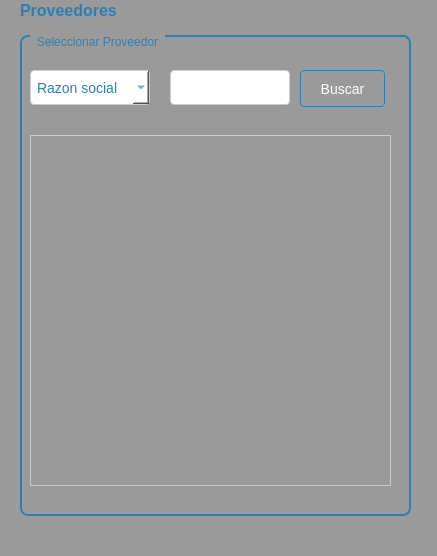
This is Sistema de ventas/ui/FrmBuscarProveedor.ui in CodeDrTech/DevelopPython as Qt 5 draws it before an edit. The edited form follows.
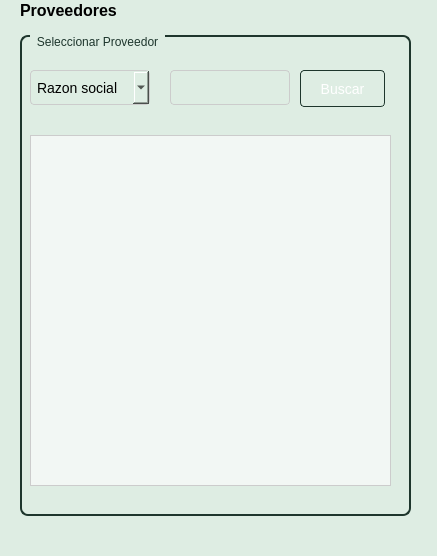
This is the edited form.

What changed in the file:
```diff
--- a/Sistema de ventas/ui/FrmBuscarProveedor.ui
+++ b/Sistema de ventas/ui/FrmBuscarProveedor.ui
@@ -17,8 +17,9 @@
    <string>MainWindow</string>
   </property>
   <property name="styleSheet">
-   <string notr="true">QWidget {
-    background-color: #9a9a9a;
+   <string notr="true">/* Estilos comunes para varios controles */
+QWidget {
+    background-color: #deede3;
 }</string>
   </property>
   <widget class="QWidget" name="centralwidget">
@@ -39,11 +40,11 @@
     </property>
     <property name="styleSheet">
      <string notr="true">QWidget {
-    background-color: #9a9a9a;
+    background-color: var(--jade-50);
 }
 
 QLabel {
-    color: #2980b9;
+    color: var(--jade-500);
     font-size: 16px;
     font-weight: bold;
 }</string>
@@ -63,23 +64,21 @@
     </property>
     <property name="styleSheet">
      <string notr="true">QGroupBox {
-    border: 2px solid #2980b9;
+    border: 2px solid #1e362d;
     border-radius: 8px;
     padding: 10px;
-    background-color: #9a9a9a;
+    background-color: var(--jade-50);
 }
 
 QGroupBox:title {
-    color: #2980b9;
+    color: #1e362d;
     subcontrol-origin: margin;
     subcontrol-position: top left;
     left: 10px;
     padding-left: 5px;
     padding-right: 5px;
     border: none;
-}
-
-</string>
+}</string>
     </property>
     <property name="title">
      <string>Seleccionar Proveedor</string>
@@ -95,24 +94,26 @@
      </property>
      <property name="styleSheet">
       <string notr="true">QComboBox {
-    background-color: #ffffff;
+    background-color: #deede3;
     border: 1px solid #cccccc;
     padding: 6px;
     border-radius: 4px;
     font-size: 14px;
-    color: #2980b9;
 }
 
 QComboBox:hover {
     border: 1px solid #3498db;
 }
 
-QComboBox QAbstractItemView {
-    border: 1px solid #cccccc;
-    background-color: white;
-    selection-background-color: #3498db;
+QComboBox:focus {
+    border: 1px solid #689f84;
+    outline: none;
 }
-</string>
+
+QComboBox::placeholder {
+    color: #1e362d;
+    font-weight: bold;
+}</string>
      </property>
      <item>
       <property name="text">
@@ -137,9 +138,9 @@
      <property name="styleSheet">
       <string notr="true">QPushButton {
     background: qlineargradient(x1: 0, y1: 0, x2: 0, y2: 1,
-                                 stop: 0 #5DADE2, stop: 1 #2980b9);
+                                 stop: 0 #c0dacb, stop: 1 #1e362d);
     color: #ffffff;
-    border: 1px solid #2980b9;
+    border: 1px solid #1e362d;
     padding: 8px 16px;
     border-radius: 4px;
     font-size: 14px;
@@ -153,10 +154,9 @@
 
 QPushButton:pressed {
     background: qlineargradient(x1: 0, y1: 0, x2: 0, y2: 1,
-                                 stop: 0 #3C89B4, stop: 1 #1f618d);
-    border: 1px solid #1f618d;
-}
-</string>
+                                 stop: 0 #2a5242, stop: 1 #32624d);
+    border: 1px solid #32624d;
+}</string>
      </property>
      <property name="text">
       <string>Buscar</string>
@@ -175,34 +175,8 @@
       <string>&lt;html&gt;&lt;head/&gt;&lt;body&gt;&lt;p&gt;Inserte el dato para buscar&lt;/p&gt;&lt;/body&gt;&lt;/html&gt;</string>
      </property>
      <property name="styleSheet">
-      <string notr="true">QWidget {
-    background-color: #f2f2f2;
-}
-
-QPushButton {
-    background: qlineargradient(x1: 0, y1: 0, x2: 0, y2: 1,
-                                 stop: 0 #5DADE2, stop: 1 #2980b9);
-    color: #ffffff;
-    border: 1px solid #2980b9;
-    padding: 8px 16px;
-    border-radius: 4px;
-    font-size: 14px;
-}
-
-QPushButton:hover {
-    background: qlineargradient(x1: 0, y1: 0, x2: 0, y2: 1,
-                                 stop: 0 #4DA8DB, stop: 1 #2471a3);
-    border: 1px solid #2471a3;
-}
-
-QPushButton:pressed {
-    background: qlineargradient(x1: 0, y1: 0, x2: 0, y2: 1,
-                                 stop: 0 #3C89B4, stop: 1 #1f618d);
-    border: 1px solid #1f618d;
-}
-
-QLineEdit {
-    background-color: #ffffff;
+      <string notr="true">QLineEdit {
+    background-color: #deede3;
     border: 1px solid #cccccc;
     padding: 6px;
     border-radius: 4px;
@@ -218,31 +192,10 @@
     outline: none;
 }
 
-QWidget {
-    background-color: #f2f2f2;
-}
-
-QLabel {
-    color: #2980b9;
-    font-size: 16px;
-    font-weight: bold;
-}
-
-QLineEdit {
-    background-color: #ffffff;
-    border: 1px solid #cccccc;
-    padding: 6px;
-    border-radius: 4px;
-    font-size: 14px;
-    color: #2980b9;
-}
-
 QLineEdit::placeholder {
-    color: #2980b9;
+    color: #1e362d;
     font-weight: bold;
-}
-
-</string>
+}</string>
      </property>
     </widget>
     <widget class="QTableView" name="tbDatos">
@@ -256,27 +209,27 @@
      </property>
      <property name="styleSheet">
       <string notr="true">QTableView {
-    background-color: #9a9a9a;
+    background-color: #f2f7f4;
     border: 1px solid #cccccc;
-    selection-background-color: #3498db;
+    selection-background-color: #96bfaa;
     selection-color: #ffffff;
 }
 
 QTableView QHeaderView {
-    background-color: #d3d3d3;
+    background-color: #c0dacb;
     color: #333333;
     border: none;
 }
 
 QTableView QHeaderView::section {
-    background-color: #bbbbbb;
+    background-color: #deede3;
     color: #333333;
     padding: 6px;
-    border: 1px solid #cccccc;
+    border: 1px solid #1e362d;
 }
 
 QTableView QHeaderView::section:checked {
-    background-color: #3498db;
+    background-color: #96bfaa;
     color: #ffffff;
 }
 
@@ -285,7 +238,7 @@
 }
 
 QTableView::item:selected {
-    background-color: #3498db;
+    background-color: #96bfaa;
     color: #ffffff;
 }
 
@@ -293,13 +246,7 @@
     background-color: #3498db;
     color: #ffffff;
     outline: none;
-}
-
-QTableView::item:hover {
-    background-color: #d3d3d3;
-    color: #333333;
-}
-</string>
+}</string>
      </property>
     </widget>
    </widget>
```
Left out of the diff: 12 changed lines with no effect on the pictures.
